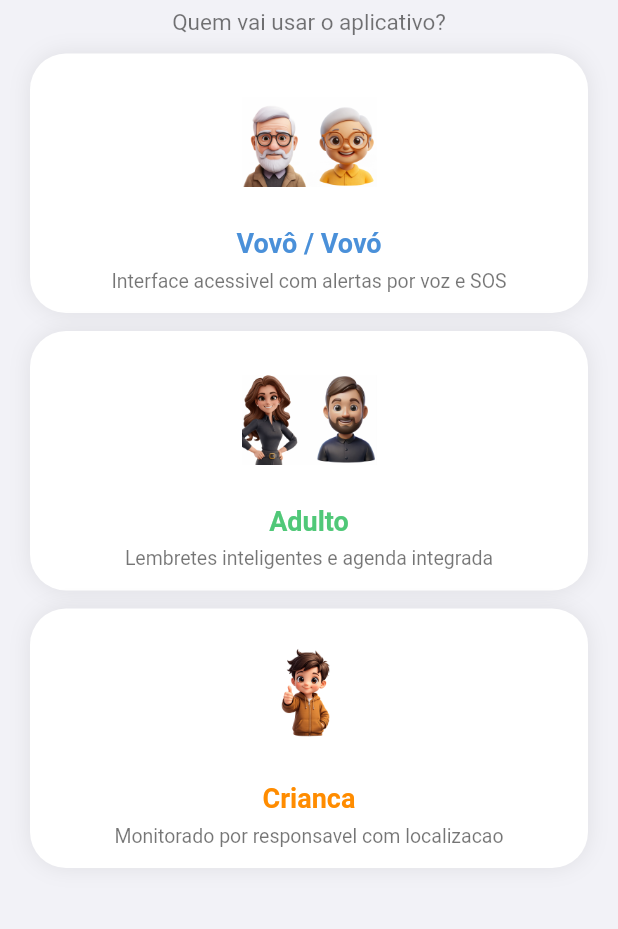
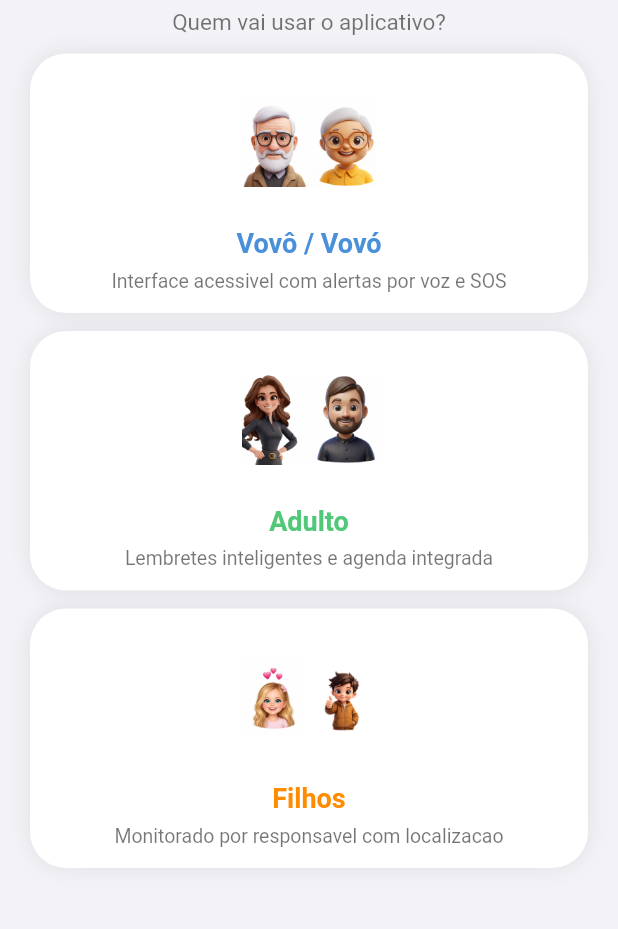
Before and after one commit to fasterdrible-lab/ME-LEMBRA-AI, a Flutter app: the ProfileSelectionScreen screen opened directly, on a phone screen of 412 x 824 dp, the part 197-1126 px from its top. Run offline on Flutter 3.47's test engine with Material 3 defaults, Android fonts, the phone set to English and light mode, and no system bars; our stand-ins replace cloud_firestore, firebase_auth, firebase_core, shared_preferences; accounts and stored records are empty.

Commit message:
Updated 'Crianca' card to 'Filhos' in profile_selection_screen.dart

```diff
--- a/me_lembra_ai/lib/profile_selection_screen.dart
+++ b/me_lembra_ai/lib/profile_selection_screen.dart
@@ -204,8 +204,8 @@ class _ProfileSelectionScreenState extends State<ProfileSelectionScreen> {
                 'Lembretes inteligentes e agenda integrada',
               ),
               _cardPerfil(
-                'Crianca',
-                'assets/images/crianca.png',
+                'Filhos',
+                'assets/images/filhos.png',
                 const Color(0xFFFF8C00),
                 'Monitorado por responsavel com localizacao',
               ),
```
